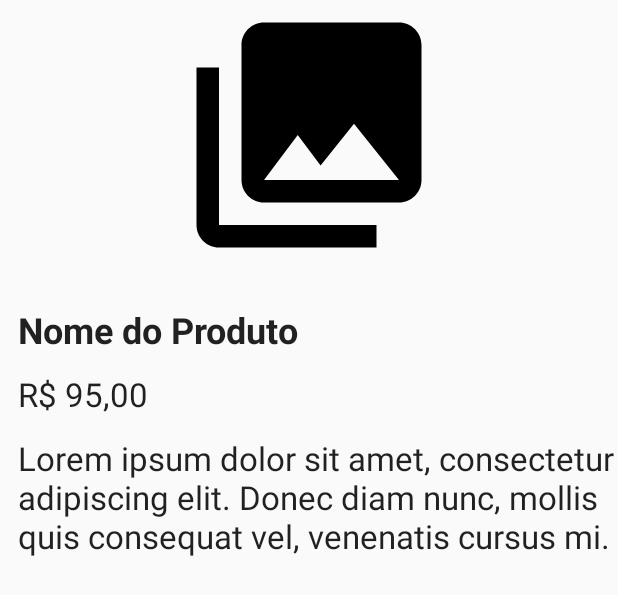
After one commit to Rafaciba/Foxtrot, an Android app: the layout fragment_produto_detalhe.xml on its own in the app's theme, with its tools: preview values and no code run, on a phone screen of 412 x 824 dp. The commit adds this screen. Shown: the top 595 px of the screen. Run offline under Robolectric (Android 15) with nearby library versions, the phone set to English and light mode, and no system bars.

Commit message:
Fragment de detalhes do produto

```diff
--- a/app/build.gradle
+++ b/app/build.gradle
@@ -29,5 +29,6 @@ dependencies {
     compile 'me.dm7.barcodescanner:zxing:1.9.1'
     compile 'com.squareup.retrofit2:retrofit:2.2.0'
     compile 'com.android.support.constraint:constraint-layout:1.0.2'
+    compile 'com.android.support:support-v4:25.3.1'
     testCompile 'junit:junit:4.12'
 }
--- a/app/src/main/res/layout/activity_login.xml
+++ b/app/src/main/res/layout/activity_login.xml
@@ -35,7 +35,7 @@
         android:text="Senha"
         android:layout_width="match_parent"
         android:layout_height="wrap_content"
-        android:id="@+id/textView2"
+        android:id="@+id/nameProduct"
         android:textAppearance="@style/TextAppearance.AppCompat.Body2"
         android:layout_below="@+id/etUsuario"
         android:layout_alignParentStart="true"
@@ -48,7 +48,7 @@
         android:ems="10"
         android:id="@+id/etCEP"
         android:hint="Senha"
-        android:layout_below="@+id/textView2"
+        android:layout_below="@+id/nameProduct"
         android:layout_alignParentStart="true" />
 
     <CheckBox
--- /dev/null
+++ b/app/src/main/res/layout/fragment_produto_detalhe.xml
@@ -0,0 +1,49 @@
+<RelativeLayout xmlns:android="http://schemas.android.com/apk/res/android"
+    xmlns:app="http://schemas.android.com/apk/res-auto"
+    xmlns:tools="http://schemas.android.com/tools"
+    android:layout_width="match_parent"
+    android:layout_height="match_parent"
+    tools:context="net.sistemasparainter.foxtrot.daragadito.foxtrot.ProdutoDetalheFragment">
+
+    <!-- TODO: Update blank fragment layout -->
+
+    <ImageView
+        android:layout_width="match_parent"
+        app:srcCompat="@drawable/ic_menu_gallery"
+        android:id="@+id/imageProductDetails"
+        android:layout_height="180dp"
+        android:layout_alignParentTop="true"
+        android:layout_alignParentStart="true" />
+
+    <TextView
+        android:text="R$ 95,00"
+        android:layout_width="wrap_content"
+        android:layout_height="wrap_content"
+        android:id="@+id/precoProdutoDetails"
+        android:textAppearance="@style/TextAppearance.AppCompat.Large"
+        android:layout_marginTop="12dp"
+        android:layout_below="@+id/nameProductDetatils"
+        android:layout_alignStart="@+id/nameProductDetatils" />
+
+    <TextView
+        android:text="Lorem ipsum dolor sit amet, consectetur adipiscing elit. Donec diam nunc, mollis quis consequat vel, venenatis cursus mi. "
+        android:layout_width="match_parent"
+        android:layout_height="wrap_content"
+        android:id="@+id/textView9"
+        android:textAppearance="@style/TextAppearance.AppCompat.Large"
+        android:layout_marginTop="13dp"
+        android:layout_below="@+id/precoProdutoDetails"
+        android:layout_alignStart="@+id/precoProdutoDetails" />
+
+    <TextView
+        android:text="Nome do Produto"
+        android:layout_width="match_parent"
+        android:layout_height="wrap_content"
+        android:layout_marginTop="23dp"
+        android:id="@+id/nameProductDetatils"
+        android:textAppearance="@style/TextAppearance.AppCompat.Headline"
+        android:textStyle="bold"
+        android:layout_below="@+id/imageProductDetails"
+        android:layout_alignParentStart="true"
+        android:layout_marginStart="12dp" />
+</RelativeLayout>
--- a/app/src/main/res/values/strings.xml
+++ b/app/src/main/res/values/strings.xml
@@ -4,4 +4,7 @@
 
     <string name="navigation_drawer_open">Open navigation drawer</string>
     <string name="navigation_drawer_close">Close navigation drawer</string>
+
+    <!-- TODO: Remove or change this placeholder text -->
+    <string name="hello_blank_fragment">Hello blank fragment</string>
 </resources>
```
Also changed, not shown: app/src/main/AndroidManifest.xml (+1 -7 lines), app/src/main/java/net/sistemasparainter/foxtrot/daragadito/foxtrot/ProdutoDetalheFragment.java (added, +108 -0 lines), app/src/main/java/net/sistemasparainter/foxtrot/daragadito/foxtrot/ProdutosActivity.java (deleted, +0 -13 lines), app/src/main/java/net/sistemasparainter/foxtrot/daragadito/foxtrot/ProdutosFragment.java (added, +29 -0 lines), app/src/main/res/layout/activity_produtos.xml (deleted, +0 -21 lines), app/src/main/res/layout/fragment_produtos.xml (added, +10 -0 lines).
